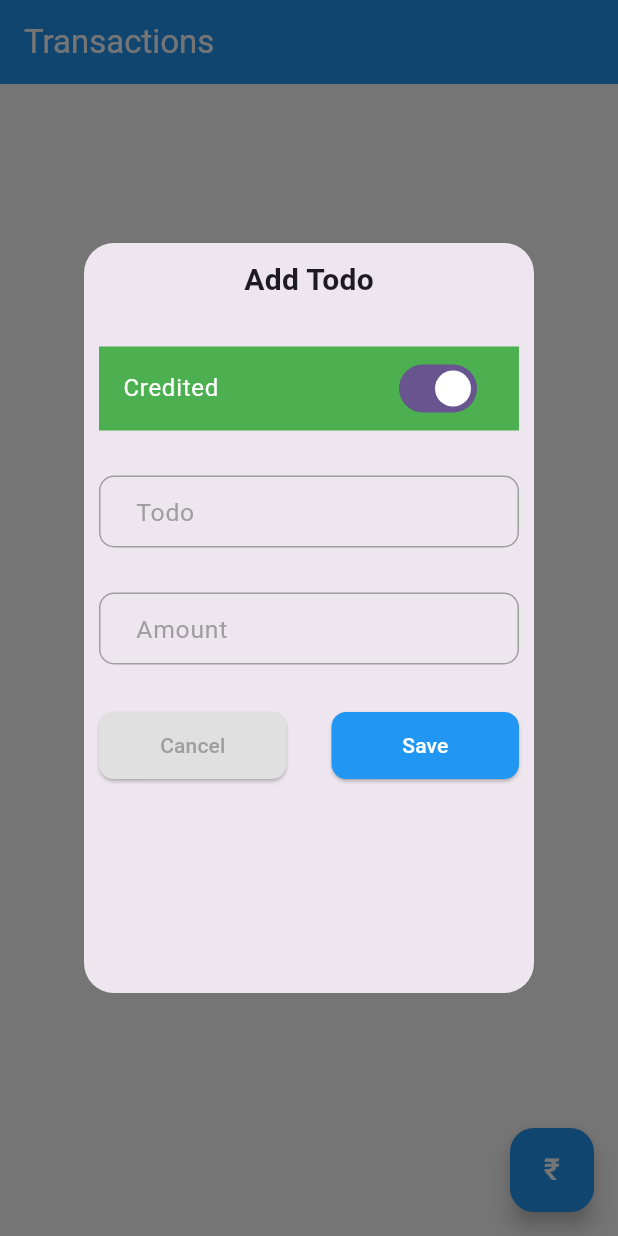
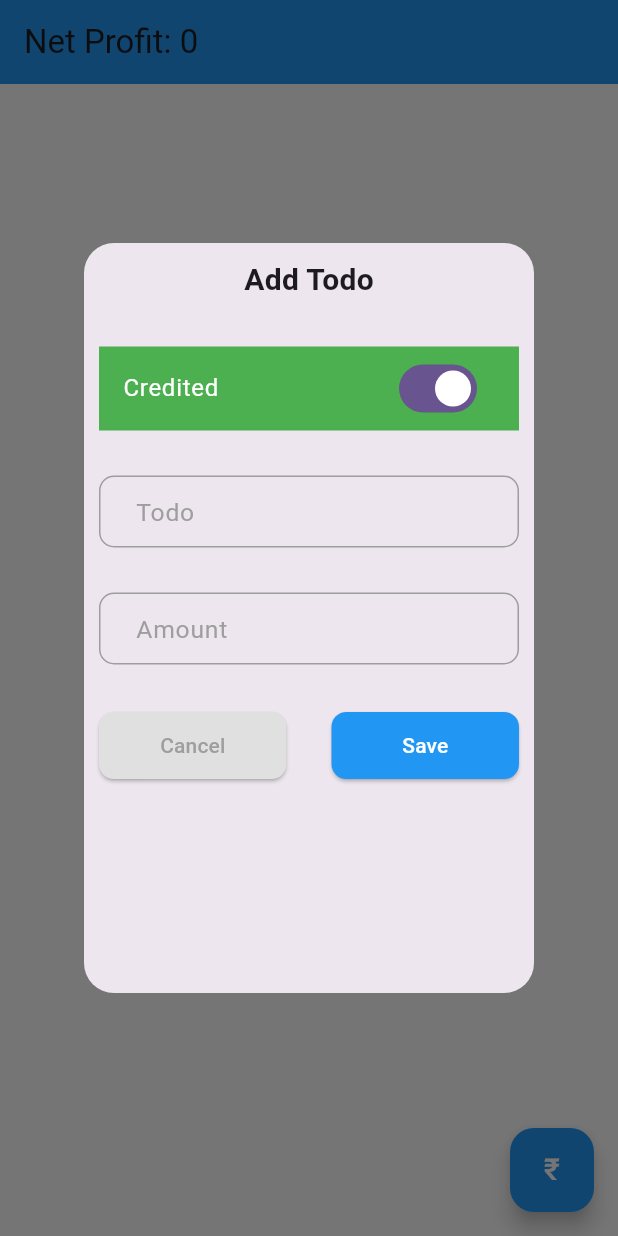
Before and after one commit to sanabilmohd12/todocredit, a Flutter app: the screen it shows after launch, after a tap on an icon or button, on a phone screen of 412 x 824 dp. Run offline on Flutter 3.47's test engine with Material 3 defaults, Android fonts, the phone set to English and light mode, and no system bars; our stand-ins replace cloud_firestore, dartz, firebase_core, freezed_annotation, get_it, injectable; accounts and stored records are empty.

Commit message:
4th commit

```diff
--- a/lib/features/todos/presentation/provider/todoprovider.dart
+++ b/lib/features/todos/presentation/provider/todoprovider.dart
@@ -1,5 +1,6 @@
 import 'dart:developer';
 
+import 'package:cloud_firestore/cloud_firestore.dart';
 import 'package:creditapp/features/todos/data/i_todo_facade.dart';
 import 'package:creditapp/features/todos/data/model/todo_model.dart';
 import 'package:flutter/material.dart';
@@ -78,10 +79,29 @@ class TodoProvider extends ChangeNotifier {
     notifyListeners();
   }
 
+  Map<String, dynamic> totals = {
+      "totalCredit": 0,
+      "totalDebit": 0,
+      "netProfit": 0
+    };
+
+    Future<void> fetchTotals() async {
+      final metaRef =
+          FirebaseFirestore.instance.collection('metaData').doc('totals');
+
+      final metaDoc = await metaRef.get();
+      if (metaDoc.exists) {
+        totals = metaDoc.data() as Map<String, dynamic>;
+        notifyListeners();
+      }
+    }
+
   Future<void> initData({
     required ScrollController scrollController,
   }) async {
     clearTodoList();
+    fetchTotals();
+
     _fetchTodo();
     scrollController.addListener(
       () {
@@ -95,7 +115,7 @@ class TodoProvider extends ChangeNotifier {
     );
   }
 
-  Future<void> deleteTodo({required String todoId})async {
+  Future<void> deleteTodo({required String todoId}) async {
     final result = await iTodofacade.deleteTodo(todoId: todoId);
     result.fold(
       (err) {
@@ -104,11 +124,9 @@ class TodoProvider extends ChangeNotifier {
       (success) {
         removeTodoLocally(todoId);
         log("deleted");
-
       },
     );
     notifyListeners();
-
   }
 
   void removeTodoLocally(String todoId) {
@@ -120,10 +138,4 @@ class TodoProvider extends ChangeNotifier {
       notifyListeners();
     }
   }
-
-
-
-
-
-
 }
--- a/lib/features/todos/presentation/view/todo_screen.dart
+++ b/lib/features/todos/presentation/view/todo_screen.dart
@@ -31,13 +31,22 @@ class _TodoscreenState extends State<Todoscreen> {
       backgroundColor: Colors.white,
       appBar: AppBar(
         backgroundColor: Colors.blue,
-        title: const Text(
-          'Transactions',
-          style: TextStyle(color: Colors.white),
+        title: Consumer<TodoProvider>(
+          builder: (context,todoprov,child) {
+            return Column(
+              children: [
+                // Text("Total Credit: ${todoprov.totals['totalCredit']}"),
+                // Text("Total Debit: ${todoprov.totals['totalDebit']}"),
+                Text("Net Profit: ${todoprov.totals['netProfit']}"),
+              ],
+            );
+          }
         ),
+
       ),
       body: Consumer<TodoProvider>(builder: (context, todopro, child) {
         return ListView.builder(
+          controller: scrollController,
           itemCount: todopro.todoList.length,
           shrinkWrap: true,
           physics: const ScrollPhysics(),
```
Also changed, not shown: lib/features/todos/repo/i_todo_impl.dart (+75 -4 lines). Lines whose indentation alone changed are shown as unchanged.
